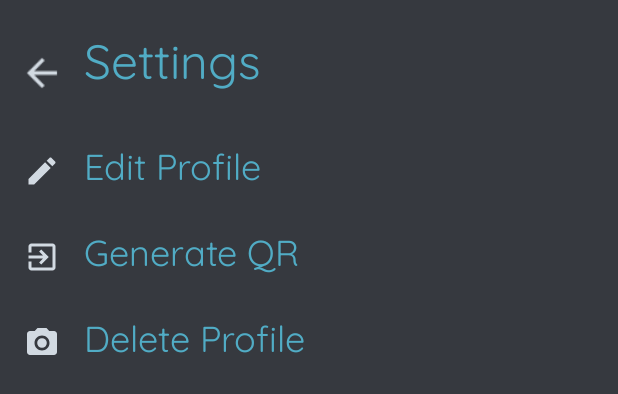
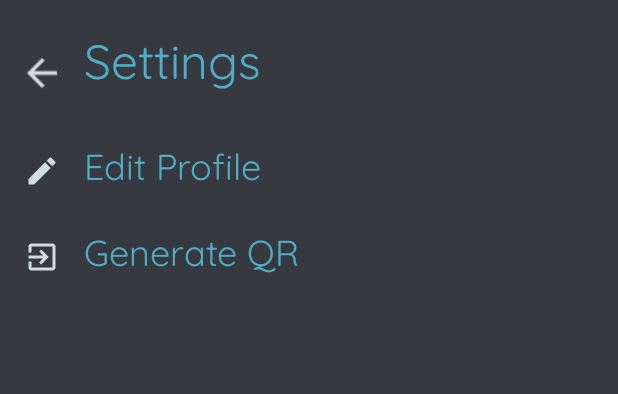
Before and after one commit to CMPUT301W22T00/QRHunt, an Android app: the layout fragment_user_settings.xml on its own in the app's theme, with its tools: preview values and no code run, on a phone screen of 412 x 824 dp. Shown: the top 394 px of the screen. Run offline under Robolectric (Android 15) with nearby library versions, the phone set to English and light mode, and no system bars; Roboto replaces fonts that are not available here.

```diff
--- a/app/src/main/res/layout/fragment_user_settings.xml
+++ b/app/src/main/res/layout/fragment_user_settings.xml
@@ -123,6 +123,7 @@
         android:layout_width="match_parent"
         android:layout_height="wrap_content"
         android:orientation="horizontal"
+        android:visibility="invisible"
         app:layout_constraintTop_toBottomOf="@id/spacer2"
         app:layout_constraintLeft_toLeftOf="parent"
         >
```
Also changed, not shown: app/src/main/java/com/bigyoshi/qrhunt/AugmentedCamera.java (+8 -17 lines), app/src/main/java/com/bigyoshi/qrhunt/Contact.java (+8 -8 lines), app/src/main/java/com/bigyoshi/qrhunt/FragmentAddQRCode.java (+14 -14 lines), app/src/main/java/com/bigyoshi/qrhunt/FragmentPlayerProfileSetting.java (+11 -10 lines), app/src/main/java/com/bigyoshi/qrhunt/FragmentPlayerSetting.java (+7 -7 lines), app/src/main/java/com/bigyoshi/qrhunt/FragmentProfile.java (+11 -12 lines), app/src/main/java/com/bigyoshi/qrhunt/FragmentQRProfileAfterScan.java (+15 -14 lines), app/src/main/java/com/bigyoshi/qrhunt/FragmentScanner.java (+7 -7 lines), app/src/main/java/com/bigyoshi/qrhunt/MainActivity.java (+9 -13 lines), app/src/main/java/com/bigyoshi/qrhunt/PlayableQRCode.java (+23 -24 lines), app/src/main/java/com/bigyoshi/qrhunt/Player.java (+24 -28 lines), app/src/main/java/com/bigyoshi/qrhunt/QRLibrary.java (+9 -7 lines), app/src/main/java/com/bigyoshi/qrhunt/QRLocation.java (+17 -17 lines), app/src/main/java/com/bigyoshi/qrhunt/QrLibraryGridViewAdapter.java (+12 -1 lines), 1 more files.
